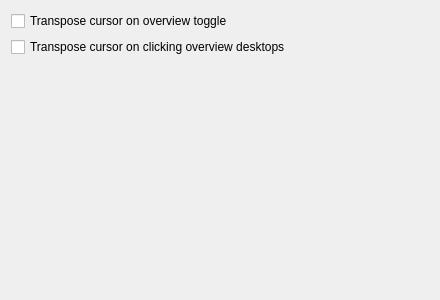
Qt form folonium-overview/contents/ui/config.ui (Sreinumder/folonium) before a commit.
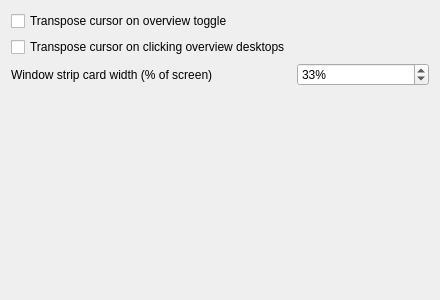
The same form after that commit.

Commit message: thumbnail_strip fix

```diff
--- a/folonium-overview/contents/ui/config.ui
+++ b/folonium-overview/contents/ui/config.ui
@@ -23,6 +23,35 @@
      </property>
     </widget>
    </item>
+   <item row="2" column="0">
+    <widget class="QLabel" name="stripWidthLabel">
+     <property name="text">
+      <string>Window strip card width (% of screen)</string>
+     </property>
+     <property name="buddy">
+      <cstring>kcfg_StripWindowWidth</cstring>
+     </property>
+    </widget>
+   </item>
+   <item row="2" column="1">
+    <widget class="QSpinBox" name="kcfg_StripWindowWidth">
+     <property name="suffix">
+      <string>%</string>
+     </property>
+     <property name="minimum">
+      <number>10</number>
+     </property>
+     <property name="maximum">
+      <number>100</number>
+     </property>
+     <property name="singleStep">
+      <number>1</number>
+     </property>
+     <property name="value">
+      <number>33</number>
+     </property>
+    </widget>
+   </item>
   </layout>
  </widget>
  <resources />
```
The commit also changes 8 other files.
